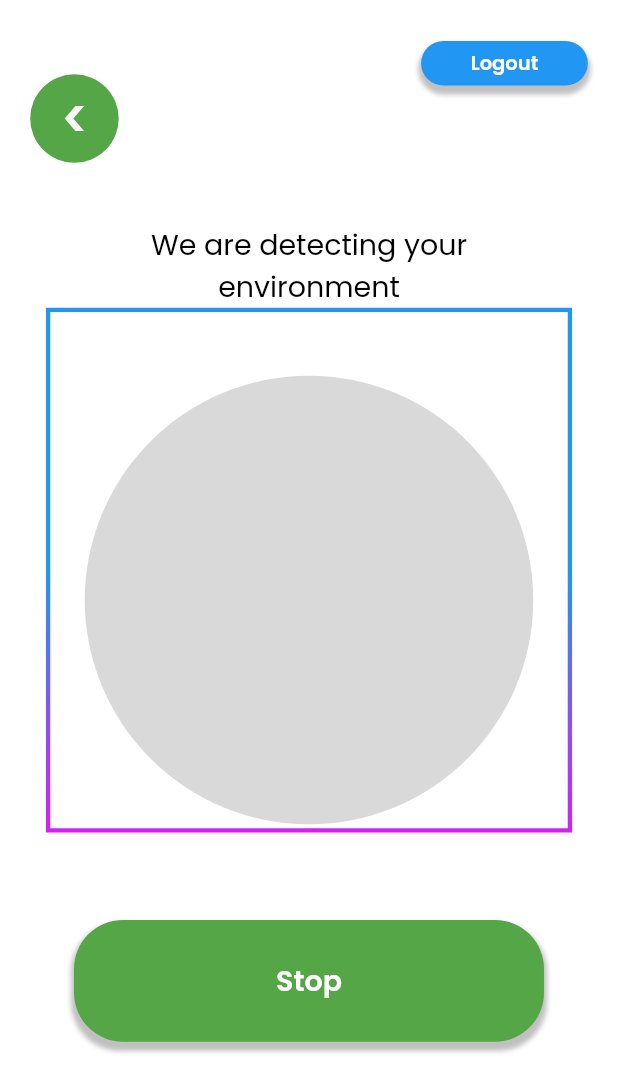
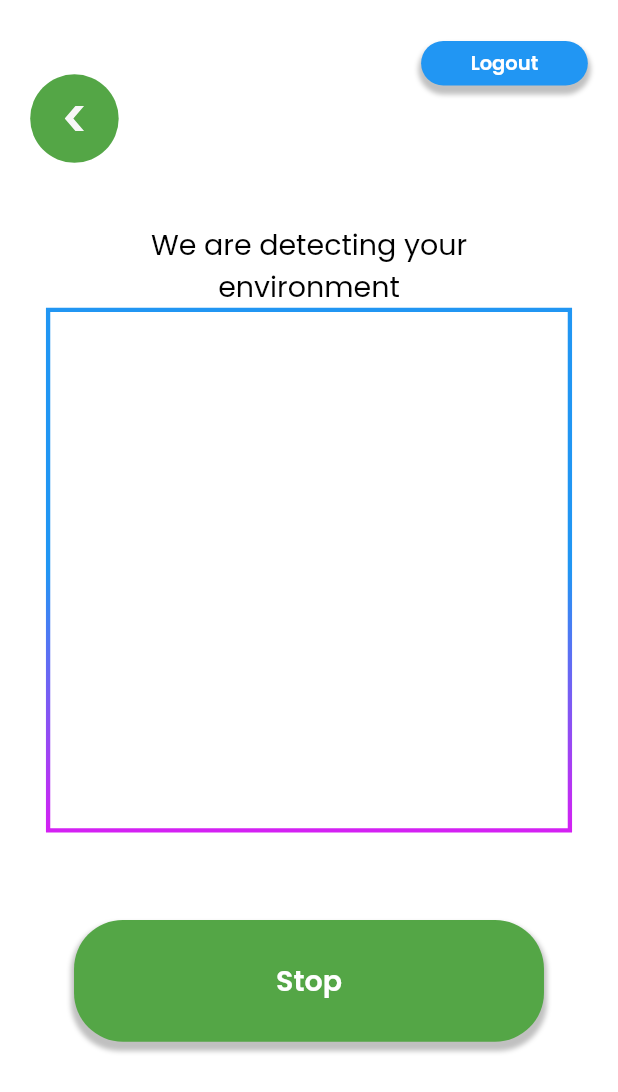
Before and after one commit to ian-mboya/STROLLER, a Flutter app: the CameraWindowScreen screen opened by its route, on a phone screen of 412 x 824 dp. Shown: the top 1092 px of the screen. Run offline on Flutter 3.47's test engine with Material 2 defaults, Android fonts, the phone set to English and light mode, and no system bars; drawn by our look-alikes of outline_gradient_button; our stand-ins replace cached_network_image, connectivity_plus, firebase_auth, firebase_core, flutter_svg, fluttertoast and 4 more; missing offline and left inert: images_picker; accounts and stored records are empty.

Commit message:
updated camera ui

```diff
--- a/lib/presentation/camera_window_screen/camera_window_screen.dart
+++ b/lib/presentation/camera_window_screen/camera_window_screen.dart
@@ -77,7 +77,6 @@ class CameraWindowScreen extends GetWidget<CameraWindowController> {
                               width: getSize(339.00),
                               margin: getMargin(left: 21, top: 45, right: 21),
                               decoration: BoxDecoration(
-                                  color: ColorConstant.bluegray100,
                                   borderRadius: BorderRadius.circular(
                                       getHorizontalSize(169.50))))),
                       CustomButton(
```
Also changed, not shown: 1 other file.
